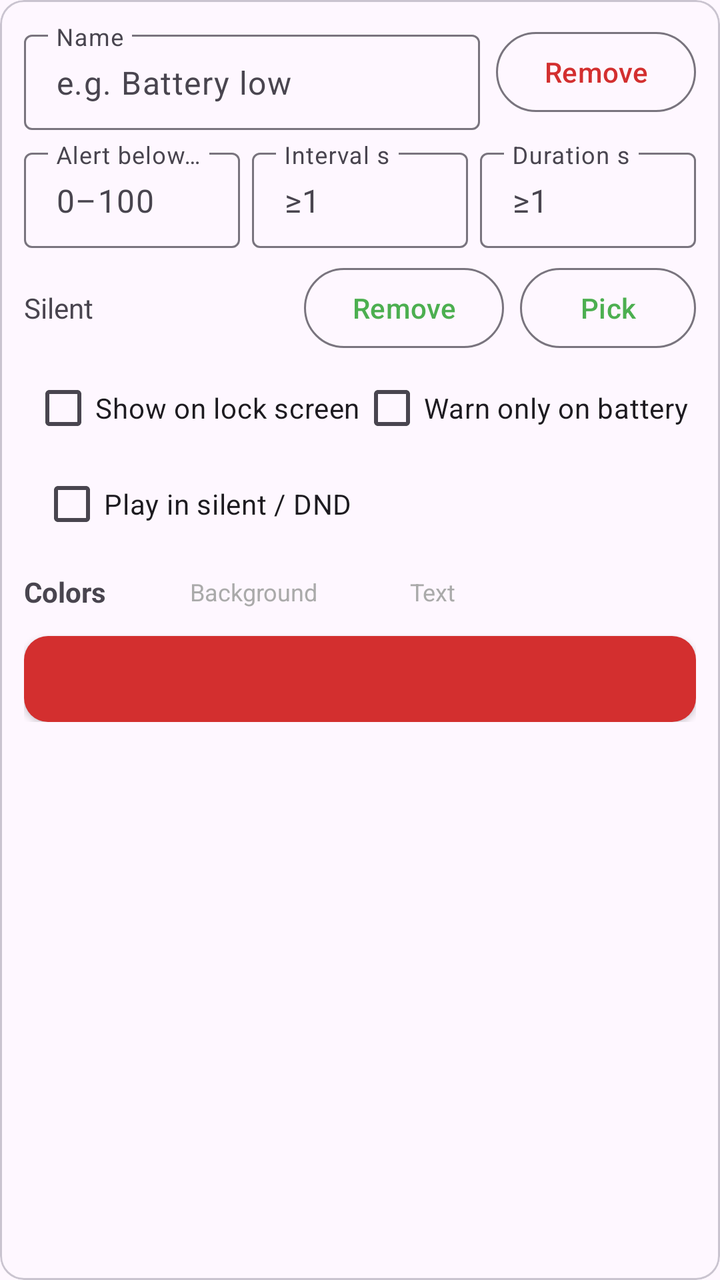
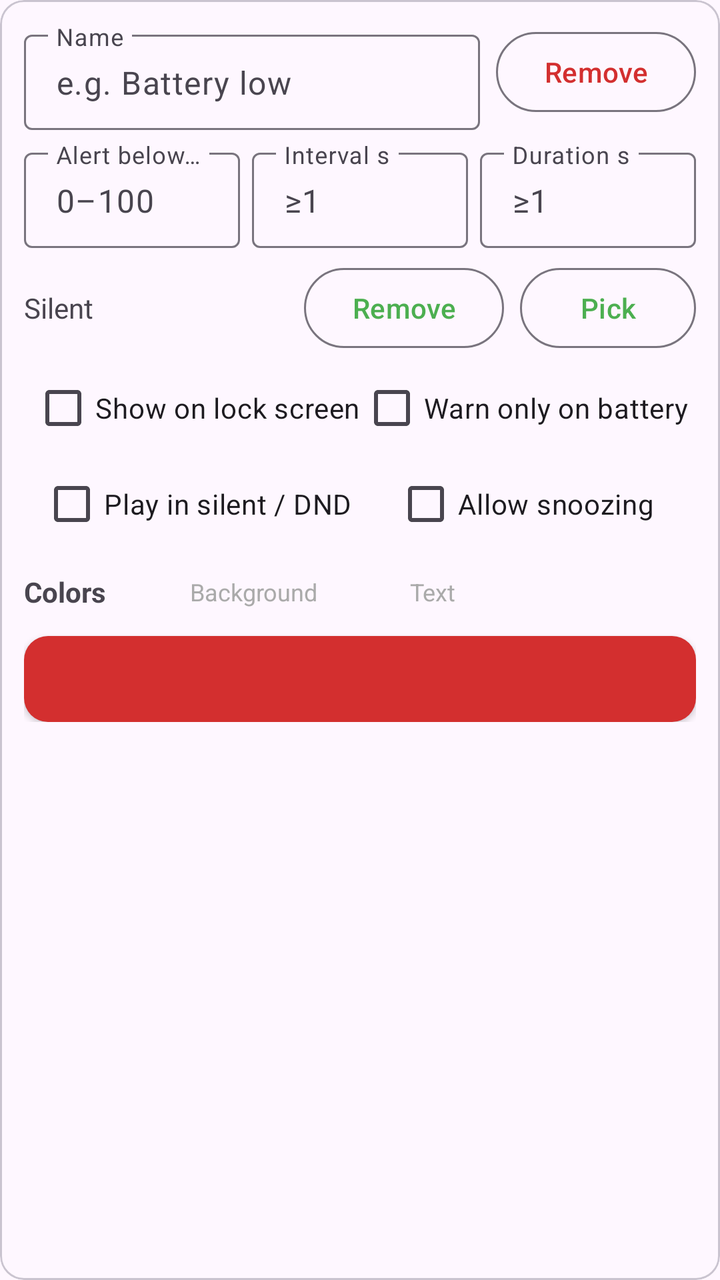

An Android layout rendered at two revisions. The XML below is the earlier revision; the diff shows what the commit changed to produce the second picture.
<!-- AndroidManifest.xml: application theme Theme.BattWarn -->
<!-- res/layout/item_threshold.xml -->
<?xml version="1.0" encoding="utf-8"?>
<com.google.android.material.card.MaterialCardView xmlns:android="http://schemas.android.com/apk/res/android"
    xmlns:app="http://schemas.android.com/apk/res-auto"
    android:layout_width="match_parent"
    android:layout_height="wrap_content"
    android:layout_marginTop="8dp"
    app:cardCornerRadius="12dp">

    <LinearLayout
        android:layout_width="match_parent"
        android:layout_height="wrap_content"
        android:orientation="vertical"
        android:padding="12dp">

        <LinearLayout
            android:layout_width="match_parent"
            android:layout_height="wrap_content"
            android:baselineAligned="false"
            android:orientation="horizontal">

            <com.google.android.material.textfield.TextInputLayout
                android:id="@+id/name_layout"
                style="@style/Widget.Material3.TextInputLayout.OutlinedBox.Dense"
                android:layout_width="0dp"
                android:layout_height="wrap_content"
                android:layout_weight="1"
                android:hint="@string/label_name"
                app:expandedHintEnabled="false"
                app:placeholderText="@string/placeholder_name">

                <com.google.android.material.textfield.TextInputEditText
                    android:id="@+id/name_field"
                    android:layout_width="match_parent"
                    android:layout_height="wrap_content"
                    android:inputType="textCapSentences"
                    android:maxLines="1" />
            </com.google.android.material.textfield.TextInputLayout>

            <Button
                android:id="@+id/remove_threshold_button"
                style="@style/Widget.Material3.Button.OutlinedButton"
                android:layout_width="wrap_content"
                android:layout_height="wrap_content"
                android:layout_marginStart="8dp"
                android:text="@string/remove_threshold"
                android:textColor="@color/remove_button_text" />
        </LinearLayout>

        <LinearLayout
            android:layout_width="match_parent"
            android:layout_height="wrap_content"
            android:layout_marginTop="6dp"
            android:baselineAligned="false"
            android:orientation="horizontal">

            <com.google.android.material.textfield.TextInputLayout
                android:id="@+id/level_layout"
                style="@style/Widget.Material3.TextInputLayout.OutlinedBox.Dense"
                android:layout_width="0dp"
                android:layout_height="wrap_content"
                android:layout_marginEnd="6dp"
                android:layout_weight="1"
                android:hint="@string/label_level"
                app:expandedHintEnabled="false"
                app:placeholderText="@string/placeholder_percent">

                <com.google.android.material.textfield.TextInputEditText
                    android:id="@+id/level_field"
                    android:layout_width="match_parent"
                    android:layout_height="wrap_content"
                    android:inputType="number"
                    android:maxLines="1" />
            </com.google.android.material.textfield.TextInputLayout>

            <com.google.android.material.textfield.TextInputLayout
                android:id="@+id/interval_layout"
                style="@style/Widget.Material3.TextInputLayout.OutlinedBox.Dense"
                android:layout_width="0dp"
                android:layout_height="wrap_content"
                android:layout_marginEnd="6dp"
                android:layout_weight="1"
                android:hint="@string/label_interval"
                app:expandedHintEnabled="false"
                app:placeholderText="@string/placeholder_seconds">

                <com.google.android.material.textfield.TextInputEditText
                    android:id="@+id/interval_field"
                    android:layout_width="match_parent"
                    android:layout_height="wrap_content"
                    android:inputType="number"
                    android:maxLines="1" />
            </com.google.android.material.textfield.TextInputLayout>

            <com.google.android.material.textfield.TextInputLayout
                android:id="@+id/duration_layout"
                style="@style/Widget.Material3.TextInputLayout.OutlinedBox.Dense"
                android:layout_width="0dp"
                android:layout_height="wrap_content"
                android:layout_weight="1"
                android:hint="@string/label_duration"
                app:expandedHintEnabled="false"
                app:placeholderText="@string/placeholder_seconds">

                <com.google.android.material.textfield.TextInputEditText
                    android:id="@+id/duration_field"
                    android:layout_width="match_parent"
                    android:layout_height="wrap_content"
                    android:inputType="number"
                    android:maxLines="1" />
            </com.google.android.material.textfield.TextInputLayout>
        </LinearLayout>

        <LinearLayout
            android:layout_width="match_parent"
            android:layout_height="wrap_content"
            android:layout_marginTop="6dp"
            android:gravity="center_vertical"
            android:orientation="horizontal">

            <TextView
                android:id="@+id/sound_value"
                android:layout_width="0dp"
                android:layout_height="wrap_content"
                android:layout_weight="1"
                android:text="@string/sound_silent"
                android:textSize="14sp" />

            <Button
                android:id="@+id/remove_sound_button"
                style="@style/Widget.Material3.Button.OutlinedButton"
                android:layout_width="wrap_content"
                android:layout_height="wrap_content"
                android:text="@string/remove_sound" />

            <Button
                android:id="@+id/pick_sound_button"
                style="@style/Widget.Material3.Button.OutlinedButton"
                android:layout_width="wrap_content"
                android:layout_height="wrap_content"
                android:layout_marginStart="8dp"
                android:text="@string/pick_sound" />
        </LinearLayout>

        <androidx.constraintlayout.widget.ConstraintLayout
            android:layout_width="match_parent"
            android:layout_height="wrap_content"
            android:layout_marginTop="2dp">

            <com.google.android.material.checkbox.MaterialCheckBox
                android:id="@+id/lock_screen_check"
                android:layout_width="wrap_content"
                android:layout_height="wrap_content"
                android:text="@string/lock_screen_alert" />

            <com.google.android.material.checkbox.MaterialCheckBox
                android:id="@+id/warn_on_battery_check"
                android:layout_width="wrap_content"
                android:layout_height="wrap_content"
                android:text="@string/warn_on_battery" />

            <com.google.android.material.checkbox.MaterialCheckBox
                android:id="@+id/dnd_check"
                android:layout_width="wrap_content"
                android:layout_height="wrap_content"
                android:text="@string/override_silent_dnd" />

            <androidx.constraintlayout.helper.widget.Flow
                android:id="@+id/options_flow"
                android:layout_width="0dp"
                android:layout_height="wrap_content"
                app:constraint_referenced_ids="lock_screen_check,warn_on_battery_check,dnd_check"
                app:layout_constraintEnd_toEndOf="parent"
                app:layout_constraintStart_toStartOf="parent"
                app:layout_constraintTop_toTopOf="parent"
                app:flow_horizontalAlign="start"
                app:flow_horizontalGap="0dp"
                app:flow_horizontalStyle="packed"
                app:flow_verticalGap="0dp"
                app:flow_wrapMode="aligned" />
        </androidx.constraintlayout.widget.ConstraintLayout>

        <LinearLayout
            android:layout_width="match_parent"
            android:layout_height="wrap_content"
            android:layout_marginTop="6dp"
            android:gravity="center_vertical"
            android:orientation="horizontal">

            <TextView
                android:layout_width="wrap_content"
                android:layout_height="wrap_content"
                android:text="@string/label_colors"
                android:textSize="14sp"
                android:textStyle="bold" />

            <View
                android:id="@+id/bg_color_swatch"
                android:layout_width="28dp"
                android:layout_height="28dp"
                android:layout_marginStart="10dp"
                android:contentDescription="@string/color_bg_desc" />

            <TextView
                android:layout_width="wrap_content"
                android:layout_height="wrap_content"
                android:layout_marginStart="4dp"
                android:text="@string/label_bg_color"
                android:textColor="@android:color/darker_gray"
                android:textSize="12sp" />

            <View
                android:id="@+id/fg_color_swatch"
                android:layout_width="28dp"
                android:layout_height="28dp"
                android:layout_marginStart="14dp"
                android:contentDescription="@string/color_fg_desc" />

            <TextView
                android:layout_width="wrap_content"
                android:layout_height="wrap_content"
                android:layout_marginStart="4dp"
                android:text="@string/label_fg_color"
                android:textColor="@android:color/darker_gray"
                android:textSize="12sp" />
        </LinearLayout>

        <TextView
            android:id="@+id/preview_text"
            android:layout_width="match_parent"
            android:layout_height="wrap_content"
            android:layout_marginTop="8dp"
            android:background="@drawable/overlay_banner_bg"
            android:elevation="2dp"
            android:gravity="center"
            android:padding="12dp"
            android:textColor="@color/white"
            android:textSize="14sp"
            android:textStyle="bold" />
    </LinearLayout>
</com.google.android.material.card.MaterialCardView>
<!-- resources referenced by this layout -->
<resources>
  <color name="white">#FFFFFFFF</color>
  <!-- drawable overlay_banner_bg (drawable) -->
  <?xml version="1.0" encoding="utf-8"?>
  <shape xmlns:android="http://schemas.android.com/apk/res/android"
      android:shape="rectangle">
      <solid android:color="@color/battery_red" />
      <corners android:radius="12dp" />
  </shape>
  <string name="color_bg_desc">Background color</string>
  <string name="color_fg_desc">Text color</string>
  <string name="label_bg_color">Background</string>
  <string name="label_colors">Colors</string>
  <string name="label_duration">Duration s</string>
  <string name="label_fg_color">Text</string>
  <string name="label_interval">Interval s</string>
  <string name="label_level">Alert below %</string>
  <string name="label_name">Name</string>
  <string name="lock_screen_alert">Show on lock screen</string>
  <string name="override_silent_dnd">Play in silent / DND</string>
  <string name="pick_sound">Pick</string>
  <string name="placeholder_name">e.g. Battery low</string>
  <string name="placeholder_percent">0–100</string>
  <string name="placeholder_seconds">≥1</string>
  <string name="remove_sound">Remove</string>
  <string name="remove_threshold">Remove</string>
  <string name="sound_silent">Silent</string>
  <string name="warn_on_battery">Warn only on battery</string>
  <style name="Theme.BattWarn" parent="Theme.Material3.DayNight">
          <item name="colorPrimary">@color/battery_green</item>
      </style>
  <color name="battery_red">#D32F2F</color>
  <color name="battery_green">#4CAF50</color>
</resources>

<!-- the commit's change to res/layout/item_threshold.xml (unified diff, before → after) -->
@@ -164,11 +164,17 @@
                 android:layout_height="wrap_content"
                 android:text="@string/override_silent_dnd" />
 
+            <com.google.android.material.checkbox.MaterialCheckBox
+                android:id="@+id/allow_snooze_check"
+                android:layout_width="wrap_content"
+                android:layout_height="wrap_content"
+                android:text="@string/allow_snooze" />
+
             <androidx.constraintlayout.helper.widget.Flow
                 android:id="@+id/options_flow"
                 android:layout_width="0dp"
                 android:layout_height="wrap_content"
-                app:constraint_referenced_ids="lock_screen_check,warn_on_battery_check,dnd_check"
+                app:constraint_referenced_ids="lock_screen_check,warn_on_battery_check,dnd_check,allow_snooze_check"
                 app:layout_constraintEnd_toEndOf="parent"
                 app:layout_constraintStart_toStartOf="parent"
                 app:layout_constraintTop_toTopOf="parent"
<!-- resource entries referenced after the edit -->
@@ -8,6 +8,7 @@
       <solid android:color="@color/battery_red" />
       <corners android:radius="12dp" />
   </shape>
+  <string name="allow_snooze">Allow snoozing</string>
   <string name="color_bg_desc">Background color</string>
   <string name="color_fg_desc">Text color</string>
   <string name="label_bg_color">Background</string>
